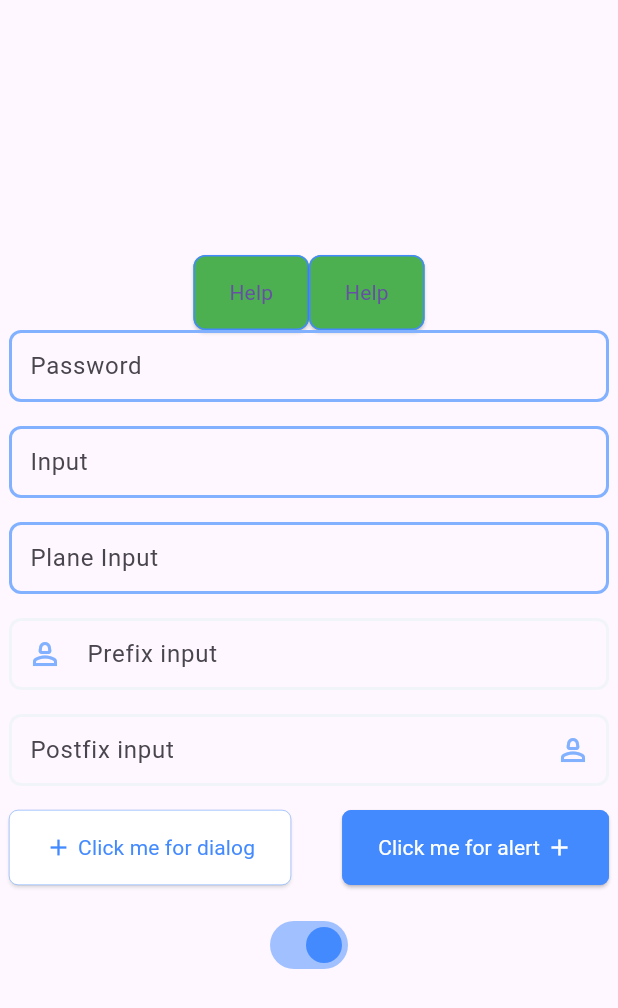
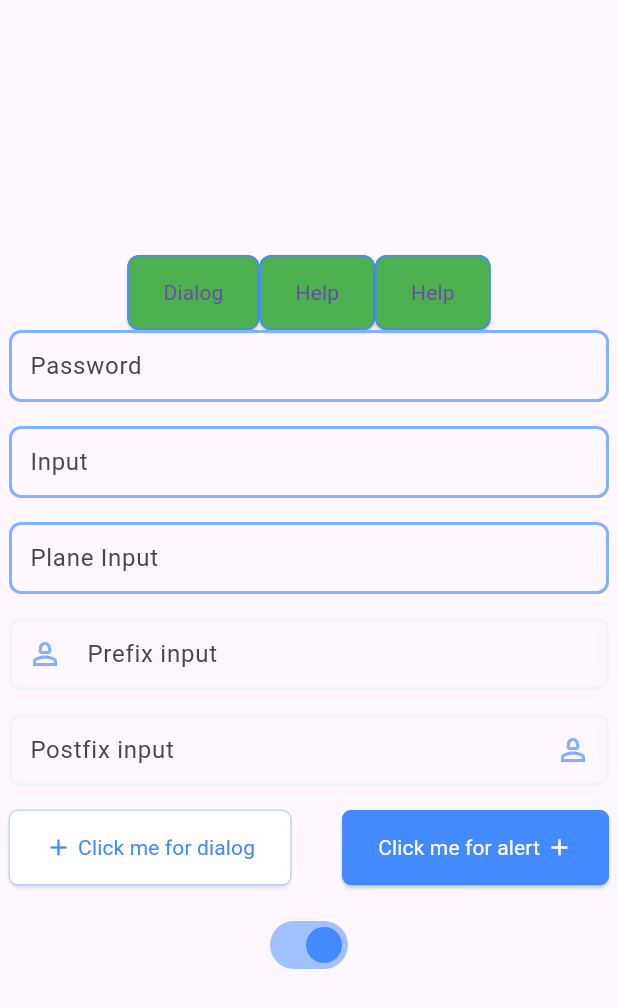
Before and after one commit to MBilalMurtaZa/MyWidgets, a Flutter app: the MainWeb screen opened directly, on a phone screen of 412 x 824 dp. Shown: the top 1008 px of the screen. Run offline on Flutter 3.47's test engine with Material 3 defaults, Android fonts, the phone set to English and light mode, and no system bars; our stand-ins replace cached_network_image, fluttertoast, get, photo_view, shared_preferences; missing offline and left inert: flutter_dialogs; accounts and stored records are empty.

Commit message:
add get new package

```diff
--- a/example/lib/main_web.dart
+++ b/example/lib/main_web.dart
@@ -1,5 +1,6 @@
 import 'package:flutter/material.dart';
 import 'package:get/get.dart';
+import 'package:my_widgets/dialogs/dialogs.dart';
 import 'package:my_widgets/services/http_calls.dart';
 import 'package:my_widgets/widgets/btn.dart';
 import 'package:my_widgets/widgets/dividers.dart';
@@ -33,6 +34,9 @@ class _MainWebState extends State<MainWeb> {
                   Wrap(
                     direction: Axis.horizontal,
                     children: [
+                      Btn(text: 'Dialog', bgColor: btnBG,onPressed: (){
+                        Dialogs.showNativeDialog(message: 'I am not dismiss able from back button',isDismissible: false);
+                      }),
                       Btn(text: 'Help', bgColor: btnBG,onPressed: (){
                         if(btnBG == Colors.green){
                           btnBG = Colors.red;
--- a/lib/widgets/btn.dart
+++ b/lib/widgets/btn.dart
@@ -367,7 +367,9 @@ class Btn extends StatelessWidget {
   }
 
   Widget button(Widget child) {
-    return ElevatedButton(
+    return IgnorePointer(
+      ignoring: onPressed == null,
+      child: ElevatedButton(
         style: style ??
             ElevatedButton.styleFrom(
                 backgroundColor: isTextOnly
@@ -392,8 +394,9 @@ class Btn extends StatelessWidget {
                             Clr.colorPrimary,
                         width: borderWidth!)
                         : null)),
-      onPressed: onPressed,
+        onPressed: onPressed??(){},
         child: child,
+      ),
     );
   }
 
--- a/lib/widgets/google_maps_helper.dart
+++ b/lib/widgets/google_maps_helper.dart
@@ -49,7 +49,7 @@ class GoogleMapsHelper {
 
 
   /// final bitmapDescriptor = BitmapDescriptor.fromBytes(await _getBytesFromUrl('https://example.com/your-marker-image.png'));
-  Future<Uint8List> getMapBytesFromUrl(String url) async {
+  static Future<Uint8List> getMapBytesFromUrl(String url) async {
     final response = await http.get(Uri.parse(url));
     final bytes = response.bodyBytes;
     final imageCodec = await ui.instantiateImageCodec(bytes, targetWidth: 150); // Resize the image
--- a/lib/widgets/input.dart
+++ b/lib/widgets/input.dart
@@ -10,10 +10,10 @@ class TxtFormInput<T> extends StatefulWidget {
   final String? errorMessage, hintText, labelText, prefixText;
   final String? errorLengthMessage;
   final int? maxLines, minLines, maxLength, validationLength;
-  final double? textSize, hintTextSize, radius, prefixTextSize, height;
+  final double? textSize, hintTextSize, radius, prefixTextSize, postFixTextSize, height;
   final double borderWidth;
   final BorderRadius? borderRadius;
-  final Color? textColor, hintTextColor, prefixTextColor;
+  final Color? textColor, hintTextColor, prefixTextColor, postFixTextColor;
   final List<TextInputFormatter>? inputFormatters;
   final TextAlign textAlign;
   final TextCapitalization textCapitalization;
@@ -26,7 +26,7 @@ class TxtFormInput<T> extends StatefulWidget {
   final bool removeAllBorders;
   final bool autofocus;
   final bool hasCounter;
-  final bool showCursor;
+  final bool? showCursor;
   final bool? hasBorder, hasLabel, showLabelStat, hasLabelOnTop;
   final TextInputType? keyboardType;
   final TextInputAction? textInputAction;
@@ -38,10 +38,12 @@ class TxtFormInput<T> extends StatefulWidget {
   final GlobalKey<FormState>? formKey;
   final EdgeInsetsGeometry? contentPadding;
   final Color? fillColor, borderColor, cursorColor;
-  final TextStyle? labelStyle, hintStyle, style, prefixStyle;
+  final TextStyle? labelStyle, hintStyle, style, prefixStyle, postFixStyle;
   final BorderSide? borderSide;
   final bool? appDirectionLeftToRight;
   final bool? ignoringWithOnTap;
+  final bool readOnly;
+  final String? Function()? validationConditionAddOn;
 
   final double errorHeight;
   final bool showDropDown;
@@ -79,6 +81,7 @@ class TxtFormInput<T> extends StatefulWidget {
       this.showLabelStat,
       this.postFix,
       this.preFix,
+        this.postFixStyle,
       this.decoration,
       this.validator,
       this.formKey,
@@ -96,7 +99,9 @@ class TxtFormInput<T> extends StatefulWidget {
       this.removeAllBorders = false,
       this.prefixText,
       this.prefixTextSize,
+      this.postFixTextSize,
       this.prefixTextColor,
+      this.postFixTextColor,
       this.height,
       this.labelStyle,
       this.hintStyle,
@@ -105,8 +110,10 @@ class TxtFormInput<T> extends StatefulWidget {
       this.hasCounter = false,
       this.borderSide,
       this.appDirectionLeftToRight,
-      this.showCursor = true,
+      this.showCursor,
+      this.readOnly = false,
       this.ignoringWithOnTap,
+        this.validationConditionAddOn,
       this.cursorColor, this.errorHeight = 23, this.showDropDown = false,
         this.listDropDown,
         this.selectedDropDownValue,
@@ -188,6 +195,7 @@ class _TxtFormInputState extends State<TxtFormInput> {
                   showCursor: widget.showCursor,
                   maxLines: widget.isPassword ? 1 : widget.maxLines,
                   minLines: widget.minLines,
+                  readOnly: widget.readOnly,
                   maxLength: widget.maxLength,
                   inputFormatters: widget.inputFormatters,
                   textAlign: widget.textAlign,
@@ -316,6 +324,15 @@ class _TxtFormInputState extends State<TxtFormInput> {
                             Static.txtInoutDefaultContentPadding),
                         fillColor: widget.fillColor,
                         filled: widget.fillColor != null,
+                        suffixStyle: widget.postFixStyle ??
+                          Style.styleInput ??
+                            TextStyle(
+                            fontFamily: Static.fontFamily,
+                            color: widget.postFixTextColor ??
+                            widget.textColor ??
+                            Clr.colorTxt,
+                            fontSize: widget.postFixTextSize ?? widget.textSize,
+                          ),
                         prefixText: widget.prefixText,
                         prefixStyle: widget.prefixStyle ??
                             Style.styleInput ??
@@ -325,15 +342,15 @@ class _TxtFormInputState extends State<TxtFormInput> {
                                   widget.textColor ??
                                   Clr.colorTxt,
                               fontSize: widget.prefixTextSize ?? widget.textSize,
+
                             ),
                       ),
                   validator: widget.isOptional
                       ? null
                       : (widget.validator ?? (value) {
-                    setState(() {
-                      hasError = true;
-                    });
-
+                            setState(() {
+                              hasError = true;
+                            });
                             if (value == null || value.isEmpty) {
                               return widget.errorMessage ??
                                   ((widget.appDirectionLeftToRight ??
@@ -351,6 +368,13 @@ class _TxtFormInputState extends State<TxtFormInput> {
                             setState(() {
                               hasError = false;
                             });
+
+                            if(widget.validationConditionAddOn != null){
+                              String? response = widget.validationConditionAddOn!();
+                              if(response != null){
+                                return response;
+                              }
+                            }
 
                             return null;
                           }),
@@ -529,6 +553,15 @@ class _TxtFormInputState extends State<TxtFormInput> {
                               ),
                           labelStyle: widget.labelStyle ?? Style.labelInputStyle,
                           suffixIcon: widget.postFix,
+                          suffixStyle: widget.postFixStyle ??
+                              Style.styleInput ??
+                              TextStyle(
+                                fontFamily: Static.fontFamily,
+                                color: widget.postFixTextColor ??
+                                    widget.textColor ??
+                                    Clr.colorTxt,
+                                fontSize: widget.postFixTextSize ?? widget.textSize,
+                              ),
                           prefixIcon: widget.preFix,
                           counterText: widget.hasCounter ? null : '',
                           enabled: widget.enabled,
```
Also changed, not shown: example/lib/main.dart (+53 -2 lines), lib/dialogs/dialogs.dart (+7 -2 lines), pubspec.yaml (+6 -6 lines), example/pubspec.lock, 5 other files. Lines whose indentation alone changed are shown as unchanged.
